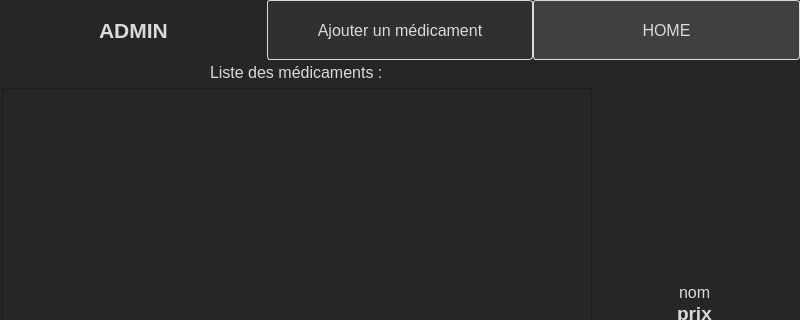
Before: the Qt Designer form UberMedoc/adminapp.ui in GregDAka/Ubermedoc, drawn with Qt 5; both pictures show x 0 to 800 and y 0 to 320 of the 800 by 600 pixel window.
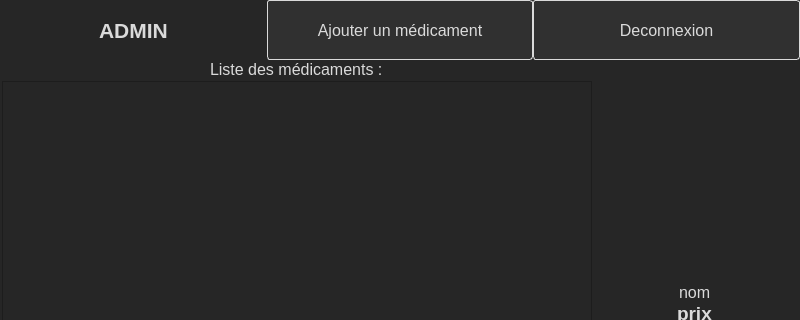
After: the same form once the commit is applied.

Commit message: pge admin + ajout medoc + deconnexion (client/admin)

The edit to the form file:
```diff
--- a/UberMedoc/adminapp.ui
+++ b/UberMedoc/adminapp.ui
@@ -34,12 +34,7 @@
 QPushButton:pressed {
     background-color: #202020; /* Slightly darker color when pressed */
 }
-QPushButton#pushButton_4 {
-	background-color: #404040;
-}
-QPushButton#pushButton_4:hover {
-	background-color: #404040;
-}</string>
+</string>
   </property>
   <layout class="QVBoxLayout" name="verticalLayout_3" stretch="1,9">
    <property name="spacing">
@@ -107,7 +102,7 @@
         </font>
        </property>
        <property name="text">
-        <string>HOME</string>
+        <string>Deconnexion</string>
        </property>
       </widget>
      </item>
@@ -116,7 +111,7 @@
    <item>
     <layout class="QHBoxLayout" name="horizontalLayout_3" stretch="0,0">
      <item>
-      <layout class="QVBoxLayout" name="verticalLayout" stretch="1,20">
+      <layout class="QVBoxLayout" name="verticalLayout" stretch="0,0">
        <property name="spacing">
         <number>2</number>
        </property>
```
Left out of the diff: 2 changed lines with no effect on the pictures. The commit also changes 6 other files.
